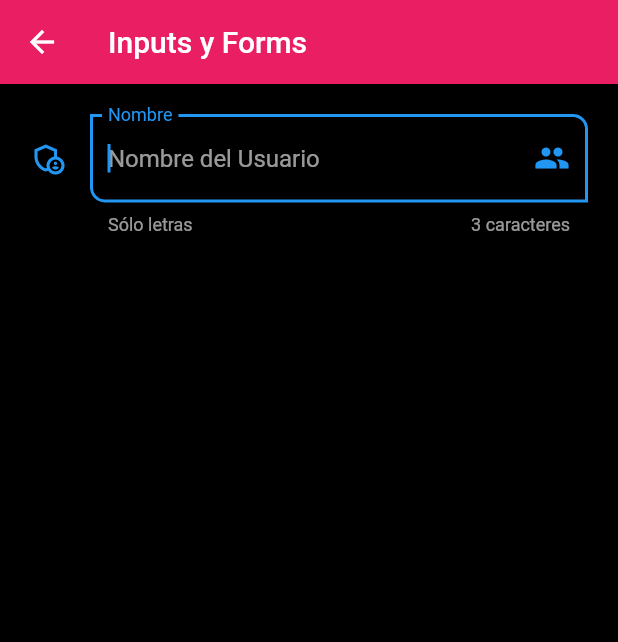
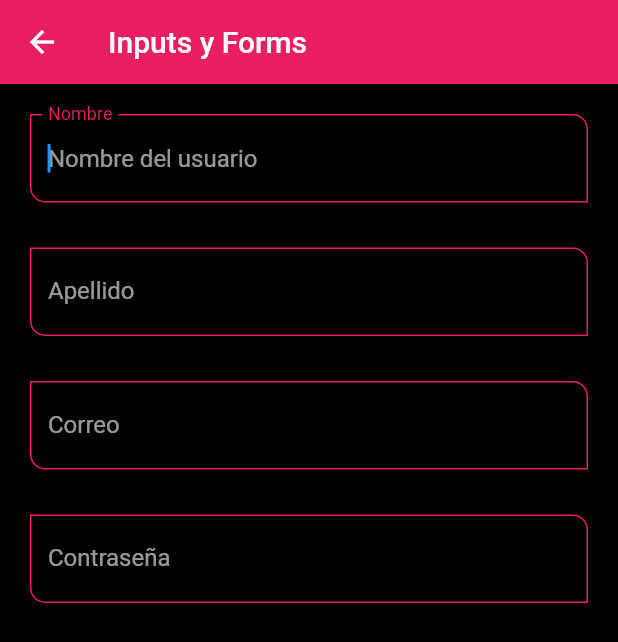
Before and after one commit to plaza94/componentes_flutter, a Flutter app: the InputsScreen screen opened by its route, on a phone screen of 412 x 824 dp. Shown: the top 642 px of the screen. Run offline on Flutter 3.47's test engine with Material 2 defaults, Android fonts, the light colour scheme and no system bars; missing offline and left inert: dart:ffi.

Commit message:
Email y Password fields

```diff
--- a/lib/screens/inputs_screen.dart
+++ b/lib/screens/inputs_screen.dart
@@ -1,4 +1,6 @@
 import 'package:flutter/material.dart';
+
+import '../widgets/widgets.dart';
 
 class InputsScreen extends StatelessWidget {
   const InputsScreen({Key? key}) : super(key: key);
@@ -13,31 +15,34 @@ class InputsScreen extends StatelessWidget {
         child: Padding(
           padding: const EdgeInsets.symmetric(horizontal: 20, vertical: 20),
           child: Column(
-            children: [
-              TextFormField(
-                  autofocus: true,
-                  initialValue: '',
-                  textCapitalization: TextCapitalization.words,
-                  onChanged: (value) {
-                    print('value: $value');
-                  },
-                  validator: (value) {
-                    if (value == null) return 'Este campo es requerido';
-                    return value.length < 3 ? 'Almenos 3 caracteres' : null;
-                  },
-                  autovalidateMode: AutovalidateMode.onUserInteraction,
-                  decoration: const InputDecoration(
-                      hintText: 'Nombre del Usuario',
-                      labelText: 'Nombre',
-                      helperText: 'Sólo letras',
-                      counterText: '3 caracteres',
-                      //prefixIcon: Icon(Icons.verified_user_outlined),
-                      suffixIcon: Icon(Icons.group),
-                      icon: Icon(Icons.admin_panel_settings_outlined),
-                      border: OutlineInputBorder(
-                          borderRadius: BorderRadius.only(
-                              bottomLeft: Radius.circular(10),
-                              topRight: Radius.circular(10)))))
+            children: const [
+              CustomInputField(
+                labelText: 'Nombre',
+                hintText: 'Nombre del usuario',
+              ),
+              SizedBox(
+                height: 30,
+              ),
+              CustomInputField(
+                labelText: 'Apellido',
+                hintText: 'Apellido del usuario',
+              ),
+              SizedBox(
+                height: 30,
+              ),
+              CustomInputField(
+                labelText: 'Correo',
+                hintText: 'Correo del usuario',
+                keyboardType: TextInputType.emailAddress,
+              ),
+              SizedBox(
+                height: 30,
+              ),
+              CustomInputField(
+                labelText: 'Contraseña',
+                hintText: 'Contraseña del usuario',
+                obscureText: true,
+              ),
             ],
           ),
         ),
--- a/lib/theme/app_theme.dart
+++ b/lib/theme/app_theme.dart
@@ -19,7 +19,25 @@ class AppTheme {
     //ElevatedButtons
     elevatedButtonTheme: ElevatedButtonThemeData(
         style: ElevatedButton.styleFrom(
-              primary: primary, shape: const StadiumBorder(), elevation: 0)));
+            primary: primary, shape: const StadiumBorder(), elevation: 0)),
+
+    inputDecorationTheme: const InputDecorationTheme(
+        floatingLabelStyle: TextStyle(color: primary),
+        enabledBorder: OutlineInputBorder(
+            borderSide: BorderSide(color: primary),
+            borderRadius: BorderRadius.only(
+                bottomLeft: Radius.circular(10),
+                topRight: Radius.circular(10))),
+        focusedBorder: OutlineInputBorder(
+            borderSide: BorderSide(color: primary),
+            borderRadius: BorderRadius.only(
+                bottomLeft: Radius.circular(10),
+                topRight: Radius.circular(10))),
+        border: OutlineInputBorder(
+            borderRadius: BorderRadius.only(
+                bottomLeft: Radius.circular(10),
+                topRight: Radius.circular(10)))),
+  );
 
   static final ThemeData lightTheme = ThemeData.light().copyWith(
       //color primario
--- /dev/null
+++ b/lib/widgets/custom_input_field.dart
@@ -0,0 +1,58 @@
+import 'dart:ffi';
+
+import 'package:flutter/material.dart';
+
+class CustomInputField extends StatelessWidget {
+  final String? hintText;
+  final String? labelText;
+  final String? helperText;
+  final String? counterText;
+  final IconData? icon;
+  final IconData? suffixIcon;
+  final TextInputType? keyboardType;
+  final bool obscureText;
+
+  const CustomInputField({
+    Key? key,
+    this.hintText,
+    this.labelText,
+    this.helperText,
+    this.icon,
+    this.suffixIcon,
+    this.counterText,
+    this.keyboardType,
+    this.obscureText = false,
+  }) : super(key: key);
+
+  @override
+  Widget build(BuildContext context) {
+    return TextFormField(
+        autofocus: true,
+        initialValue: '',
+        textCapitalization: TextCapitalization.words,
+        keyboardType: keyboardType,
+        obscureText: obscureText,
+        onChanged: (value) {
+          print('value: $value');
+        },
+        validator: (value) {
+          if (value == null) return 'Este campo es requerido';
+          return value.length < 3 ? 'Almenos 3 caracteres' : null;
+        },
+        autovalidateMode: AutovalidateMode.onUserInteraction,
+        decoration: InputDecoration(
+          hintText: hintText,
+          labelText: labelText,
+          helperText: helperText,
+          counterText: counterText,
+          //prefixIcon: Icon(Icons.verified_user_outlined),
+          suffixIcon: suffixIcon == null ? null : Icon(suffixIcon),
+          icon: icon == null ? null : Icon(icon),
+
+          /* border: OutlineInputBorder(
+                borderRadius: BorderRadius.only(
+                    bottomLeft: Radius.circular(10),
+                    topRight: Radius.circular(10)))*/
+        ));
+  }
+}
--- a/lib/widgets/widgets.dart
+++ b/lib/widgets/widgets.dart
@@ -1,2 +1,3 @@
+export 'package:fl_components/widgets/custom_input_field.dart';
 export 'package:fl_components/widgets/custom_card_type_1.dart';
 export '../widgets/custom_card_type_2.dart';
```
Lines whose indentation alone changed are shown as unchanged.
